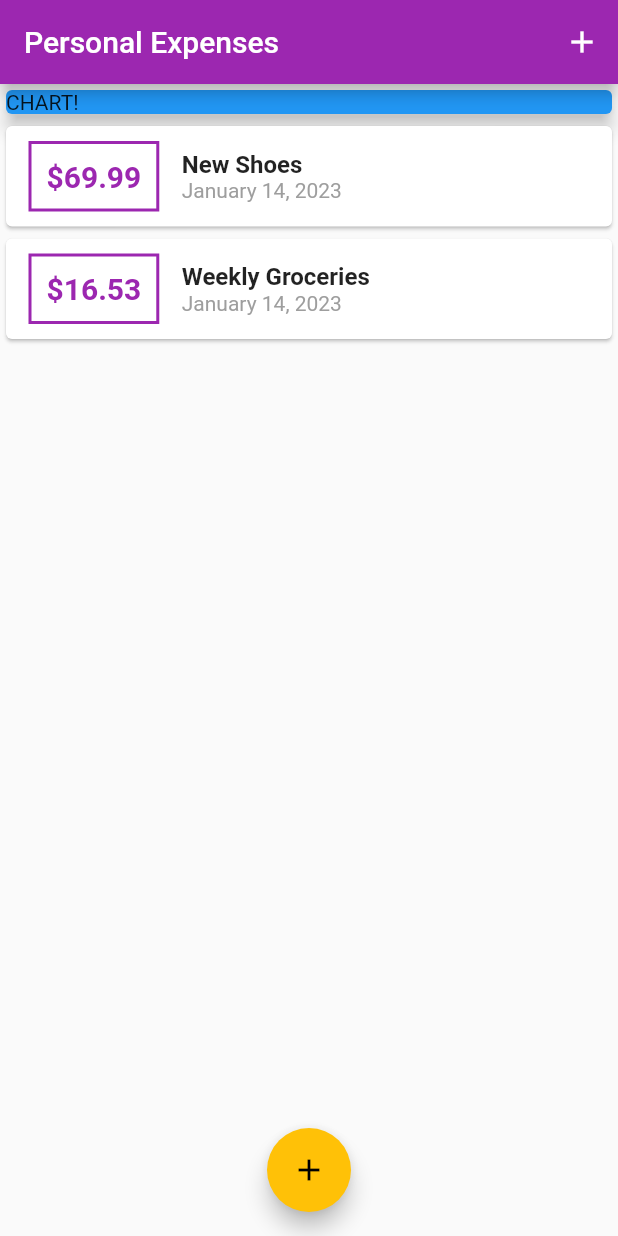
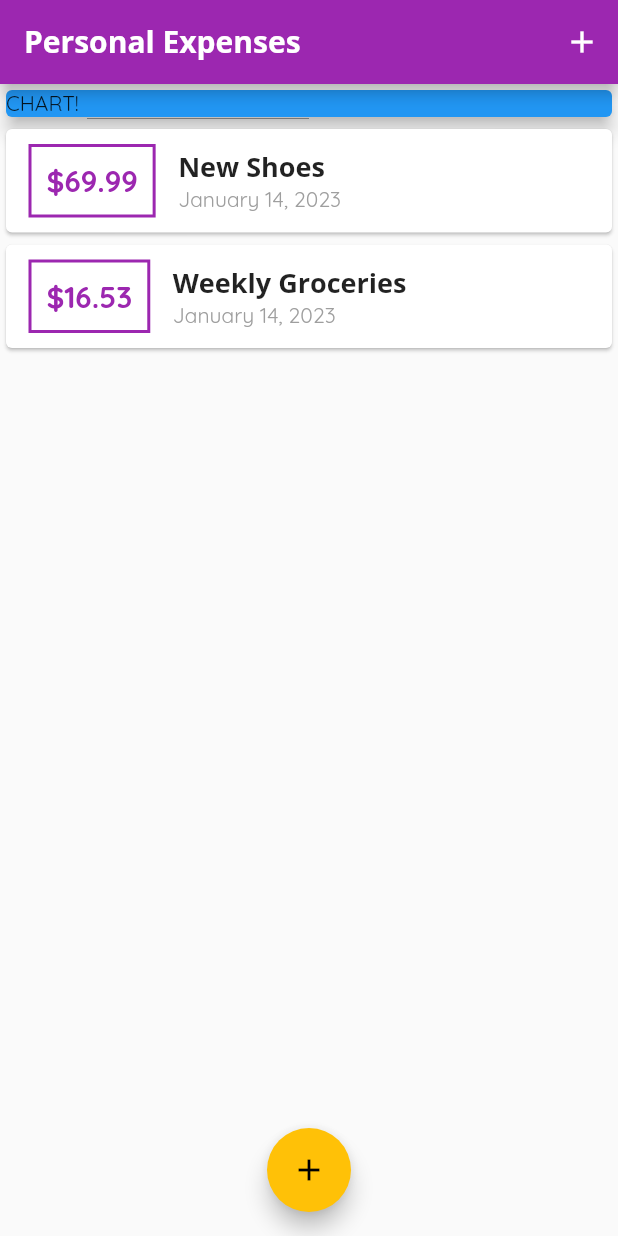
Before and after one commit to harusys/udemy, a Flutter app: the screen it shows after launch, on a phone screen of 412 x 824 dp. Run offline on Flutter 3.47's test engine with Material 2 defaults, Android fonts, the phone set to English and light mode, and no system bars.

Commit message:
section4-x: Custom Fonts & Working with Text Themes

```diff
--- a/expenses_app/lib/main.dart
+++ b/expenses_app/lib/main.dart
@@ -12,8 +12,26 @@ class MyApp extends StatelessWidget {
     return MaterialApp(
       title: 'Personal Expenses',
       theme: ThemeData(
+        // デフォルトテーマ
         primarySwatch: Colors.purple,
         accentColor: Colors.amber,
+        fontFamily: 'Quicksand',
+        // AppBar テーマ
+        appBarTheme: AppBarTheme(
+          titleTextStyle: TextStyle(
+            fontFamily: 'OpenSans',
+            fontSize: 20,
+            fontWeight: FontWeight.bold,
+          ),
+        ),
+        // テキストテーマ
+        textTheme: TextTheme(
+          titleMedium: TextStyle(
+            fontFamily: 'OpenSans',
+            fontSize: 18,
+            fontWeight: FontWeight.bold,
+          ),
+        ),
       ),
       home: MyHomePage(),
     );
--- a/expenses_app/lib/widgets/transaction_list.dart
+++ b/expenses_app/lib/widgets/transaction_list.dart
@@ -47,10 +47,7 @@ class TransactionList extends StatelessWidget {
                 children: <Widget>[
                   Text(
                     transactions[index].title,
-                    style: TextStyle(
-                      fontSize: 16,
-                      fontWeight: FontWeight.bold,
-                    ),
+                    style: Theme.of(context).textTheme.titleMedium,
                   ),
                   Text(
                     DateFormat.yMMMMd().format(transactions[index].date),
```
Also changed, not shown: expenses_app/pubspec.yaml (+11 -6 lines), expenses_app/assets/fonts/OpenSans-Bold.ttf (added), expenses_app/assets/fonts/OpenSans-Regular.ttf (added), expenses_app/assets/fonts/Quicksand-Bold.ttf (added), expenses_app/assets/fonts/Quicksand-Light.ttf (added), expenses_app/assets/fonts/Quicksand-Medium.ttf (added), expenses_app/assets/fonts/Quicksand-Regular.ttf (added).
